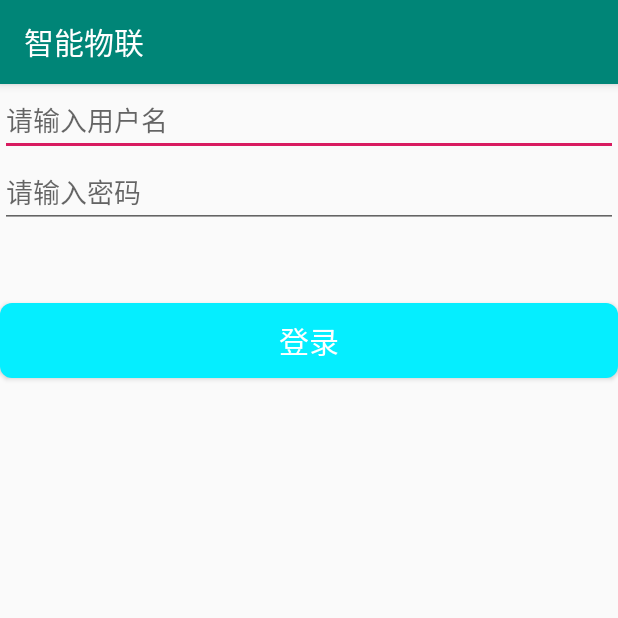
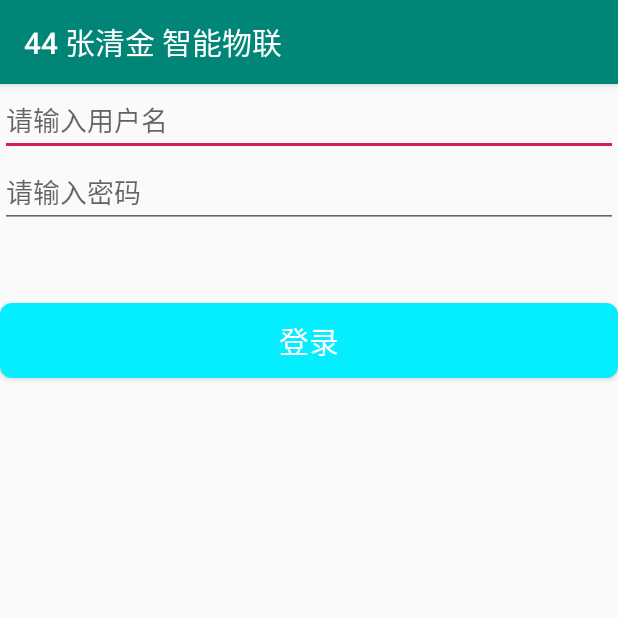
Before and after one commit to zhangqingjin/hiot_clout, an Android app: the TestMVPActivity screen opened directly, with no data from a screen before it, on a phone screen of 412 x 824 dp, the top half of it. Run offline under Robolectric (Android 15) with nearby library versions, the phone set to English and light mode, and no system bars; our stand-ins replace Dagger/Hilt's generated code.

Commit message:
2.3实验

```diff
--- a/app/src/main/AndroidManifest.xml
+++ b/app/src/main/AndroidManifest.xml
@@ -17,7 +17,9 @@
                 <category android:name="android.intent.category.LAUNCHER" />
             </intent-filter>
         </activity>
-        <activity android:name=".test.mvptest.TestMVPActivity"></activity>
+        <activity android:name=".test.mvptest.TestMVPActivity">
+
+        </activity>
         <activity
             android:name=".ui.main.MainActivity"
             android:configChanges="orientation|keyboardHidden|screenSize"
--- a/app/src/main/res/layout/activity_test_mvp.xml
+++ b/app/src/main/res/layout/activity_test_mvp.xml
@@ -27,6 +27,11 @@
         android:background="@drawable/login_button_bg"
         android:text="登录"
         android:textColor="#ffffff"
-        android:textSize="20sp" /> />
+        android:textSize="20sp" />
+    <LinearLayout
+        android:id="@+id/container_fragment_test"
+        android:orientation="vertical"
+        android:layout_width="match_parent"
+        android:layout_height="100dp"/>
 
 </LinearLayout>
--- a/app/src/main/res/values/strings.xml
+++ b/app/src/main/res/values/strings.xml
@@ -1,5 +1,5 @@
 <resources>
-    <string name="app_name">智能物联</string>
+    <string name="app_name">44 张清金 智能物联</string>
 
     <!-- TODO: Remove or change this placeholder text -->
     <string name="hello_blank_fragment">Hello blank fragment</string>
```
Also changed, not shown: app/src/main/java/com/example/hiot_clout/test/fragmenttest/TestFragment.java (+2 -0 lines), app/src/main/java/com/example/hiot_clout/test/mvptest/TestMVPActivity.java (+2 -0 lines), app/src/main/java/com/example/hiot_clout/ui/main/MainViewPagerAdapter.java (+20 -7 lines), app/src/main/java/com/example/hiot_clout/utils/Constant.java (+12 -0 lines), app/src/main/res/drawable/test_photo.jpg (added).
